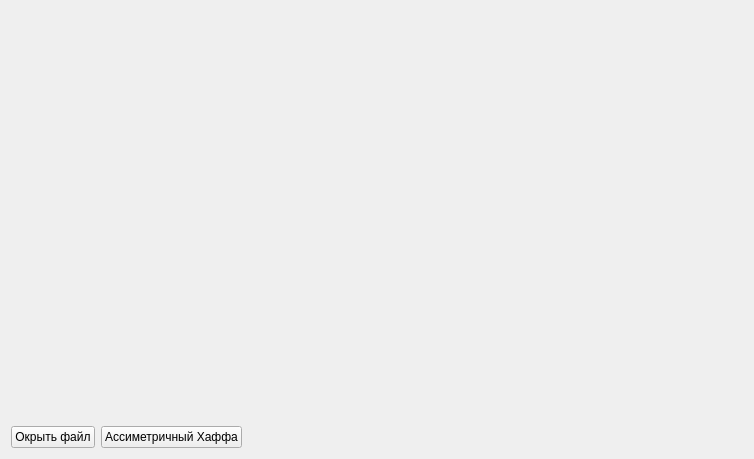
First picture: the form in qt_image/hough_image/mainwindow.ui, repository FedorGurin/hough_filter, before the edit.
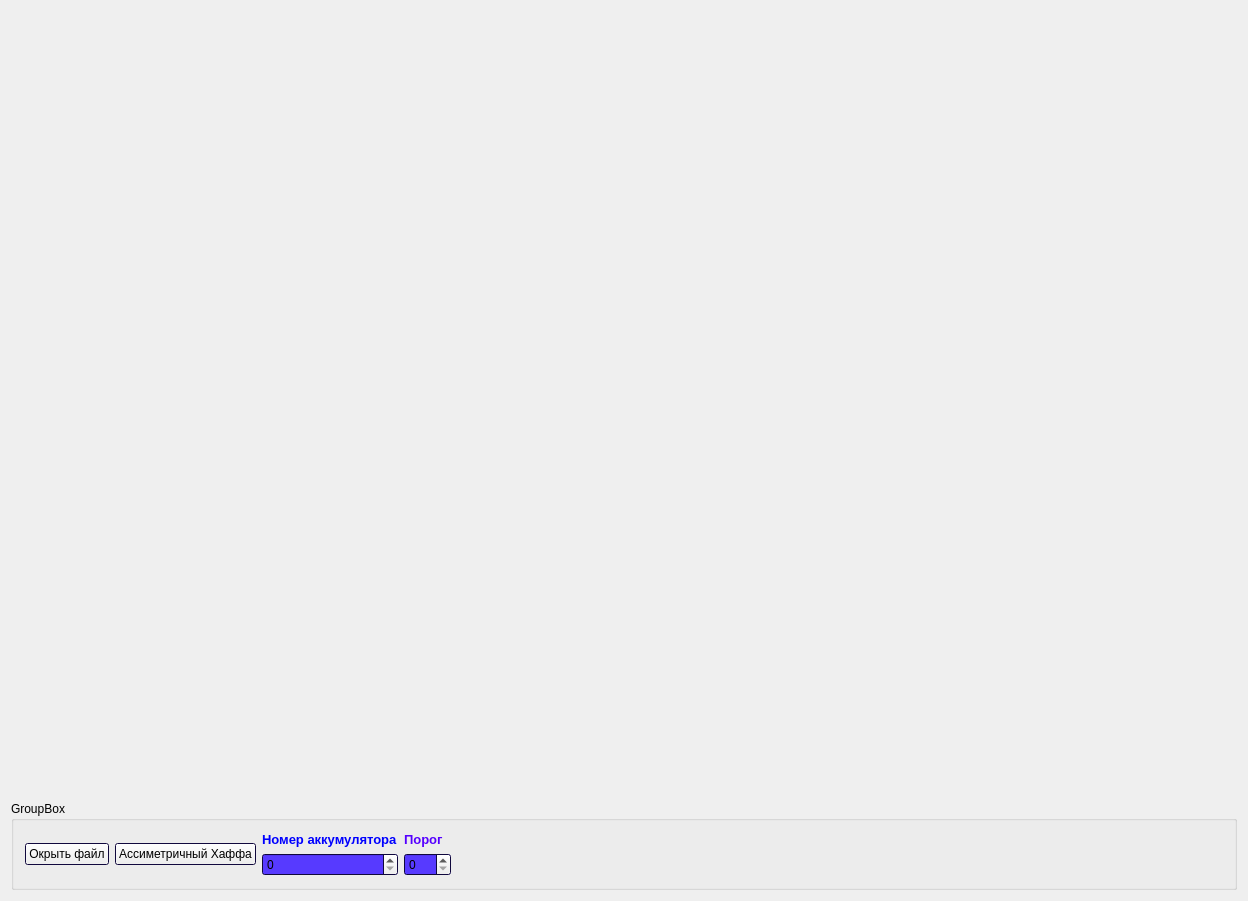
Second picture: the form after the edit.

```diff
--- a/qt_image/hough_image/mainwindow.ui
+++ b/qt_image/hough_image/mainwindow.ui
@@ -6,8 +6,8 @@
    <rect>
     <x>0</x>
     <y>0</y>
-    <width>754</width>
-    <height>459</height>
+    <width>1248</width>
+    <height>901</height>
    </rect>
   </property>
   <property name="windowTitle">
@@ -17,9 +17,97 @@
    <enum>Qt::ToolButtonTextOnly</enum>
   </property>
   <widget class="QWidget" name="centralWidget">
+   <layout class="QGridLayout" name="gridLayout_2">
+    <item row="0" column="0">
+     <layout class="QVBoxLayout" name="verticalLayout_3">
+      <item>
+       <spacer name="verticalSpacer">
+        <property name="orientation">
+         <enum>Qt::Vertical</enum>
+        </property>
+        <property name="sizeHint" stdset="0">
+         <size>
+          <width>17</width>
+          <height>37</height>
+         </size>
+        </property>
+       </spacer>
+      </item>
+      <item>
+       <widget class="QGroupBox" name="groupBox">
+        <property name="palette">
+         <palette>
+          <active>
+           <colorrole role="Base">
+            <brush brushstyle="SolidPattern">
+             <color alpha="255">
+              <red>87</red>
+              <green>58</green>
+              <blue>255</blue>
+             </color>
+            </brush>
+           </colorrole>
+           <colorrole role="Window">
+            <brush brushstyle="SolidPattern">
+             <color alpha="255">
+              <red>22</red>
+              <green>11</green>
+              <blue>85</blue>
+             </color>
+            </brush>
+           </colorrole>
+          </active>
+          <inactive>
+           <colorrole role="Base">
+            <brush brushstyle="SolidPattern">
+             <color alpha="255">
+              <red>87</red>
+              <green>58</green>
+              <blue>255</blue>
+             </color>
+            </brush>
+           </colorrole>
+           <colorrole role="Window">
+            <brush brushstyle="SolidPattern">
+             <color alpha="255">
+              <red>22</red>
+              <green>11</green>
+              <blue>85</blue>
+             </color>
+            </brush>
+           </colorrole>
+          </inactive>
+          <disabled>
+           <colorrole role="Base">
+            <brush brushstyle="SolidPattern">
+             <color alpha="255">
+              <red>22</red>
+              <green>11</green>
+              <blue>85</blue>
+             </color>
+            </brush>
+           </colorrole>
+           <colorrole role="Window">
+            <brush brushstyle="SolidPattern">
+             <color alpha="255">
+              <red>22</red>
+              <green>11</green>
+              <blue>85</blue>
+             </color>
+            </brush>
+           </colorrole>
+          </disabled>
+         </palette>
+        </property>
+        <property name="title">
+         <string>GroupBox</string>
+        </property>
    <layout class="QGridLayout" name="gridLayout">
-    <item row="1" column="0">
+         <item row="0" column="0">
      <layout class="QHBoxLayout" name="horizontalLayout">
+           <property name="sizeConstraint">
+            <enum>QLayout::SetMaximumSize</enum>
+           </property>
       <item>
        <widget class="QPushButton" name="pushButtonOpenFile">
         <property name="text">
@@ -34,6 +122,71 @@
         </property>
        </widget>
       </item>
+           <item>
+            <layout class="QVBoxLayout" name="verticalLayout">
+             <item>
+              <widget class="QLabel" name="label">
+               <property name="sizePolicy">
+                <sizepolicy hsizetype="Maximum" vsizetype="Maximum">
+                 <horstretch>0</horstretch>
+                 <verstretch>0</verstretch>
+                </sizepolicy>
+               </property>
+               <property name="font">
+                <font>
+                 <pointsize>10</pointsize>
+                 <weight>75</weight>
+                 <bold>true</bold>
+                </font>
+               </property>
+               <property name="text">
+                <string>&lt;html&gt;&lt;head/&gt;&lt;body&gt;&lt;p&gt;&lt;span style=&quot; color:#0000ff;&quot;&gt;Номер аккумулятора&lt;/span&gt;&lt;/p&gt;&lt;/body&gt;&lt;/html&gt;</string>
+               </property>
+               <property name="openExternalLinks">
+                <bool>false</bool>
+               </property>
+              </widget>
+             </item>
+             <item>
+              <widget class="QSpinBox" name="spinBoxAcc">
+               <property name="maximum">
+                <number>256</number>
+               </property>
+              </widget>
+             </item>
+            </layout>
+           </item>
+           <item>
+            <layout class="QVBoxLayout" name="verticalLayout_2">
+             <item>
+              <widget class="QLabel" name="label_2">
+               <property name="sizePolicy">
+                <sizepolicy hsizetype="Maximum" vsizetype="Maximum">
+                 <horstretch>0</horstretch>
+                 <verstretch>0</verstretch>
+                </sizepolicy>
+               </property>
+               <property name="font">
+                <font>
+                 <pointsize>10</pointsize>
+                 <weight>75</weight>
+                 <bold>true</bold>
+                </font>
+               </property>
+               <property name="text">
+                <string>&lt;html&gt;&lt;head/&gt;&lt;body&gt;&lt;p&gt;&lt;span style=&quot; color:#5500ff;&quot;&gt;Порог&lt;/span&gt;&lt;/p&gt;&lt;/body&gt;&lt;/html&gt;</string>
+               </property>
+              </widget>
+             </item>
+             <item>
+              <widget class="QSpinBox" name="spinBox">
+               <property name="maximum">
+                <number>255</number>
+               </property>
+              </widget>
+             </item>
+            </layout>
+           </item>
       <item>
        <spacer name="horizontalSpacer">
         <property name="orientation">
@@ -49,8 +202,10 @@
       </item>
      </layout>
     </item>
-    <item row="0" column="0">
-     <widget class="QWidget" name="widget" native="true"/>
+        </layout>
+       </widget>
+      </item>
+     </layout>
     </item>
    </layout>
   </widget>
```
Left out of the diff: 2 changed lines with no effect on the pictures. Lines whose indentation alone changed are shown as unchanged.
